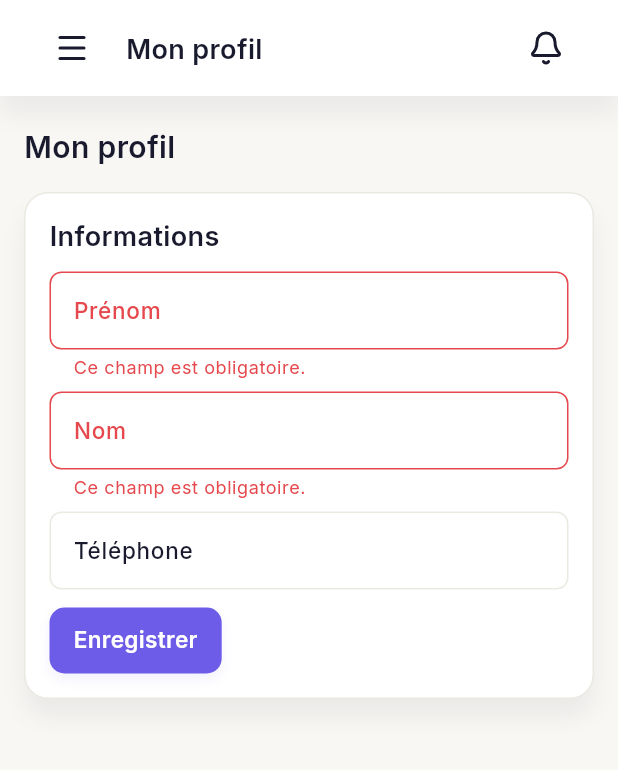
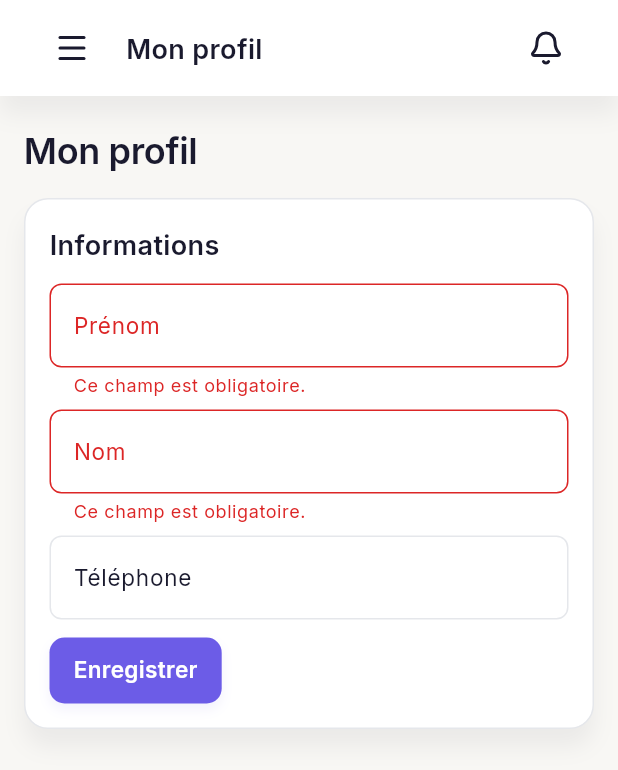
Before and after one commit to AntoineClubSandwich/club-sandwich, a Flutter app: the ProfileScreen screen opened by its route, after a tap on "Enregistrer", on a phone screen of 412 x 824 dp. Shown: the top 770 px of the screen. Run offline on Flutter 3.47's test engine with Material 3 defaults, Android fonts, the phone set to English and light mode, and no system bars; our stand-ins replace audioplayers, csv, file_picker, flutter_riverpod, flutter_svg, go_router and 5 more; missing offline and left inert: file_saver; accounts and stored records are empty; network calls fail; statements that could not run were skipped.

Commit message:
Apply full design-system/CLAUDE.md brief (complete version)
The user supplied a complete, non-truncated design brief (the earlier
paste was cut off mid-file and unusable). Saved it as
design-system/CLAUDE.md for reference and applied it to the Dart
token/component layer:

- ds_colors: success/warning/error/info now use the brief's exact
  base/bg/text triads (e.g. success #34D399/#ECFDF5/#059669) instead
  of the earlier Figma-extracted or invented values — `*` fields hold
  the *text* tone (readable on the pale `*Bg`), `*Hover` holds the
  brief's mid-tone swatch. textSecondary/textDisabled/border updated
  to the brief's exact hex too.
- ds_typography: h2 back to 24px Semibold (was 20 after an earlier,
  less complete pass), body to 15px Regular/24px line-height (was
  Medium/20px), display resized 40->36px w800->w700 with tabular
  figures, added a new statMedium style (24px Bold tabular, "stat
  moyen"), added letterSpacing to h1/h2/display per the brief's em
  values.
- DsBadge/DsStatusChip: dropped their border entirely — "pills
  pleines" (solid bg + colored text), not outline, per rule #9.
- DsCard: added an optional `borderRadius` override (default stays
  16px for stat/content cards) so smaller surfaces that want the
  brief's 12px (quick-action tiles, the filters accordion) don't need
  a second card primitive.
- Admin sidebar nav items: dark variant redesigned from "white card
  per item" to the brief's actual spec — transparent bg, muted
  #A1A1AA text when unselected, rgba(purple,0.15) tint + white text
  + weight 600 when selected, rgba(white,0.05) hover. Sidebar
  background itself moved from the guessed secondaryMuted (#2D2B55)
  to the brief's explicit #1A1A2E.
- Dashboard hero: swapped the purple-filled banner for a white card
  (border + ambient shadow), ADMIN badge switched to the brief's
  soft-purple-tint pill.
- Maraudes view toggle (Liste/Calendrier): rebuilt as a proper
  segmented control — tinted track, white+shadow active tab — instead
  of a bordered box with a solid-fill selected segment.

Verified via flutter analyze (clean), the full 228-test suite (green),
and a golden-image render of style_guide_screen.dart (no overflow from
the typography resize, pills render correctly without a border).

Co-Authored-By: Claude Sonnet 5 <noreply@anthropic.com>

```diff
--- a/lib/design_system/components/indicators/ds_badge.dart
+++ b/lib/design_system/components/indicators/ds_badge.dart
@@ -1,6 +1,5 @@
 import 'package:flutter/material.dart';
 
-import '../../tokens/ds_borders.dart';
 import '../../tokens/ds_radius.dart';
 import '../../tokens/ds_spacing.dart';
 import '../../tokens/ds_tokens.dart';
@@ -35,10 +34,6 @@ class DsBadge extends StatelessWidget {
       decoration: BoxDecoration(
         color: semantic.background,
         borderRadius: DsRadius.pillRadius,
-        border: Border.all(
-          color: semantic.foreground,
-          width: DsBorders.hairline,
-        ),
       ),
       child: Text(
         label,
--- a/lib/design_system/components/indicators/ds_status_chip.dart
+++ b/lib/design_system/components/indicators/ds_status_chip.dart
@@ -1,6 +1,5 @@
 import 'package:flutter/material.dart';
 
-import '../../tokens/ds_borders.dart';
 import '../../tokens/ds_radius.dart';
 import '../../tokens/ds_spacing.dart';
 import '../../tokens/ds_tokens.dart';
@@ -23,11 +22,11 @@ extension on DsChipStatus {
   };
 }
 
-/// A status pill with an optional colored dot — for showing where an
-/// entity (a maraude, an invitation, a document...) sits in its
-/// lifecycle. Unlike [DsBadge], it carries a visible border and an
-/// (optional) dot indicator, since it represents *state* rather than a
-/// static tag.
+/// A status pill — solid tint background, no border ("pills pleines" per
+/// design-system/CLAUDE.md) — with an optional colored dot, for showing
+/// where an entity (a maraude, an invitation, a document...) sits in its
+/// lifecycle. Unlike [DsBadge], it carries the dot indicator, since it
+/// represents *state* rather than a static tag.
 class DsStatusChip extends StatelessWidget {
   const DsStatusChip({
     super.key,
@@ -54,10 +53,6 @@ class DsStatusChip extends StatelessWidget {
       decoration: BoxDecoration(
         color: semantic.background,
         borderRadius: DsRadius.pillRadius,
-        border: Border.all(
-          color: semantic.foreground,
-          width: DsBorders.hairline,
-        ),
       ),
       child: Row(
         mainAxisSize: MainAxisSize.min,
--- a/lib/design_system/components/surfaces/ds_card.dart
+++ b/lib/design_system/components/surfaces/ds_card.dart
@@ -20,12 +20,19 @@ class DsCard extends StatelessWidget {
     this.padding = const EdgeInsets.all(DsSpacing.lg),
     this.onTap,
     this.elevated = false,
+    this.borderRadius = DsRadius.xlRadius,
   });
 
   final Widget child;
   final EdgeInsetsGeometry padding;
   final VoidCallback? onTap;
   final bool elevated;
+
+  /// Defaults to [DsRadius.xlRadius] (16px — stat/content cards). Some
+  /// smaller surfaces (quick-action tiles, filter accordions) want the
+  /// tighter [DsRadius.lgRadius] (12px) instead; override explicitly
+  /// rather than introducing a second card primitive for that.
+  final BorderRadius borderRadius;
 
   @override
   Widget build(BuildContext context) {
@@ -45,7 +52,7 @@ class DsCard extends StatelessWidget {
           padding: padding,
           decoration: BoxDecoration(
             color: colors.surface,
-            borderRadius: DsRadius.xlRadius,
+            borderRadius: borderRadius,
             border: Border.all(color: colors.border),
             boxShadow: pressed ? const [] : shadow,
           ),
--- a/lib/design_system/tokens/ds_colors.dart
+++ b/lib/design_system/tokens/ds_colors.dart
@@ -2,11 +2,10 @@ import 'package:flutter/painting.dart';
 
 /// Color tokens for the Club Sandwich design system — "Bento Soft Modern":
 /// a warm off-white canvas, white cards, a single saturated purple brand
-/// accent, and soft low-opacity tints for everything else. Extracted
-/// directly from the Figma "Bento Soft Modern" reference (page
-/// "05 - Inspiration"), not invented — except `error`/`info`, which have
-/// no swatch in that reference and were chosen to match its low-saturation
-/// character (flag for design confirmation if precision matters later).
+/// accent, and soft low-opacity tints for everything else. Values come
+/// from the project's `design-system/CLAUDE.md` brief (the authoritative
+/// source where it's explicit); a handful of tints/hovers not spelled out
+/// there are still derived from the initial Figma extraction.
 class DsColorTokens {
   const DsColorTokens({
     required this.primary,
@@ -125,25 +124,30 @@ class DsColorTokens {
     canvas: Color(0xFFF8F7F4),
     surface: Color(0xFFFFFFFF),
     surfaceElevated: Color(0xFFFFFFFF),
-    border: Color(0xFFEAE9E2),
+    border: Color(0xFFE5E7EB),
     borderSubtle: Color(0xFFF1EFEB),
     borderFocus: Color(0xFF6C5CE7),
     borderStrong: Color(0xFF1A1A2E),
-    success: Color(0xFF00D2A0),
-    successBg: Color(0x1400D2A0), // success @ ~8%
-    successHover: Color(0xFF00B489),
-    warning: Color(0xFFFFC857),
-    warningBg: Color(0x14FFC857), // warning @ ~8%
-    warningHover: Color(0xFFE6B24E),
-    error: Color(0xFFE5484D),
-    errorBg: Color(0x14E5484D), // error @ ~8%
-    errorHover: Color(0xFFCC3F44),
-    info: Color(0xFF5B8DEF),
-    infoBg: Color(0x145B8DEF), // info @ ~8%
-    infoHover: Color(0xFF4A78D6),
+    // Functional colors: `success`/`warning`/`error`/`info` hold the
+    // *text/icon* tone (readable on the pale `*Bg`), not the mid-tone
+    // swatch from the design brief — that mid-tone lives in `*Hover`
+    // instead, since it reads well as a hover/pressed accent between the
+    // two.
+    success: Color(0xFF059669),
+    successBg: Color(0xFFECFDF5),
+    successHover: Color(0xFF34D399),
+    warning: Color(0xFFD97706),
+    warningBg: Color(0xFFFFFBEB),
+    warningHover: Color(0xFFFBBF24),
+    error: Color(0xFFDC2626),
+    errorBg: Color(0xFFFEF2F2),
+    errorHover: Color(0xFFEF4444),
+    info: Color(0xFF2563EB),
+    infoBg: Color(0xFFEFF6FF),
+    infoHover: Color(0xFF60A5FA),
     textPrimary: Color(0xFF1A1A2E),
-    textSecondary: Color(0xFF5B5A6E),
-    textDisabled: Color(0xFF9E9DA8),
+    textSecondary: Color(0xFF6B7280),
+    textDisabled: Color(0xFF9CA3AF),
     textOnColor: Color(0xFFFFFFFF),
     neutralHoverOverlay: Color(0x081A1A2E), // ink @ ~3%
     neutralPressedOverlay: Color(0x0F1A1A2E), // ink @ ~6%
--- a/lib/design_system/tokens/ds_typography.dart
+++ b/lib/design_system/tokens/ds_typography.dart
@@ -3,7 +3,8 @@ import 'package:flutter/material.dart';
 import 'ds_colors.dart';
 
 /// Typography scale for the Club Sandwich design system — "Bento Soft
-/// Modern".
+/// Modern". Sizes/weights/line-heights/tracking come from
+/// `design-system/CLAUDE.md`.
 ///
 /// Backed by Inter (bundled as a variable font in `assets/fonts/`, SIL
 /// Open Font License) for every text role — hierarchy comes purely from
@@ -21,14 +22,25 @@ abstract final class DsTypography {
   /// editing; hierarchy in this style comes from weight, not a second face.
   static const String displayFontFamily = 'Inter';
 
-  /// Large, high-impact figures — KPI values, hero stats. Distinct from
-  /// the headline slots because it's meant for a single short number/word,
-  /// not a wrapping line.
+  /// "Stat large" — the biggest KPI/hero figure on a page. Tabular figures
+  /// so a run of digits doesn't jitter in width as it updates.
   static const TextStyle display = TextStyle(
     fontFamily: fontFamily,
-    fontSize: 40,
-    height: 44 / 40,
-    fontWeight: FontWeight.w800,
+    fontSize: 36,
+    height: 40 / 36,
+    fontWeight: FontWeight.w700,
+    letterSpacing: -0.72, // -0.02em
+    fontFeatures: [FontFeature.tabularFigures()],
+  );
+
+  /// "Stat moyen" — a secondary/smaller KPI figure, same tabular-numeral
+  /// treatment as [display] at a lower size.
+  static const TextStyle statMedium = TextStyle(
+    fontFamily: fontFamily,
+    fontSize: 24,
+    height: 28 / 24,
+    fontWeight: FontWeight.w700,
+    fontFeatures: [FontFeature.tabularFigures()],
   );
 
   static const TextStyle h1 = TextStyle(
@@ -36,33 +48,36 @@ abstract final class DsTypography {
     fontSize: 32,
     height: 40 / 32,
     fontWeight: FontWeight.w700,
+    letterSpacing: -0.64, // -0.02em
   );
 
   /// Card/entity title.
   static const TextStyle h2 = TextStyle(
     fontFamily: fontFamily,
-    fontSize: 20,
-    height: 28 / 20,
+    fontSize: 24,
+    height: 32 / 24,
     fontWeight: FontWeight.w600,
+    letterSpacing: -0.24, // -0.01em
   );
 
   /// Section title.
   static const TextStyle h3 = TextStyle(
     fontFamily: fontFamily,
     fontSize: 18,
-    height: 24 / 18,
+    height: 28 / 18,
     fontWeight: FontWeight.w600,
   );
 
-  /// Button labels, active nav item text.
+  /// Button labels, active nav item text, default body copy.
   static const TextStyle body = TextStyle(
     fontFamily: fontFamily,
     fontSize: 15,
-    height: 20 / 15,
-    fontWeight: FontWeight.w500,
+    height: 24 / 15,
+    fontWeight: FontWeight.w400,
   );
 
-  /// Nav labels, names — a step down from [body].
+  /// Nav labels, names — a step down from [body]. Not part of the
+  /// design-system/CLAUDE.md scale; kept at its prior size/weight.
   static const TextStyle label = TextStyle(
     fontFamily: fontFamily,
     fontSize: 14,
@@ -70,20 +85,23 @@ abstract final class DsTypography {
     fontWeight: FontWeight.w500,
   );
 
-  /// Meta text (dates, secondary line under a title).
+  /// "Body small" — meta text (dates, secondary line under a title).
   static const TextStyle meta = TextStyle(
     fontFamily: fontFamily,
     fontSize: 13,
-    height: 18 / 13,
-    fontWeight: FontWeight.w500,
+    height: 20 / 13,
+    fontWeight: FontWeight.w400,
   );
 
-  /// Uppercase micro-labels (stat titles, section eyebrows).
+  /// "Label" — uppercase micro-labels (stat titles, section eyebrows).
+  /// Callers apply `.toUpperCase()` to the string themselves; `TextStyle`
+  /// has no built-in text-transform.
   static const TextStyle caption = TextStyle(
     fontFamily: fontFamily,
-    fontSize: 12,
-    height: 16 / 12,
-    fontWeight: FontWeight.w600,
+    fontSize: 11,
+    height: 16 / 11,
+    fontWeight: FontWeight.w500,
+    letterSpacing: 0.55, // 0.05em
   );
 
   /// Smallest text — status chip labels, inline email/meta.
--- a/lib/features/concerts/presentation/concerts_screen.dart
+++ b/lib/features/concerts/presentation/concerts_screen.dart
@@ -6,6 +6,7 @@ import 'package:club_sandwich/design_system/components/inputs/ds_filter_chip.dar
 import 'package:club_sandwich/design_system/components/inputs/ds_text_field.dart';
 import 'package:club_sandwich/design_system/components/surfaces/ds_card.dart';
 import 'package:club_sandwich/design_system/icons/ds_icons.dart';
+import 'package:club_sandwich/design_system/tokens/ds_radius.dart';
 import 'package:club_sandwich/design_system/tokens/ds_spacing.dart';
 import 'package:club_sandwich/design_system/tokens/ds_theme.dart';
 import 'package:club_sandwich/design_system/tokens/ds_tokens.dart';
@@ -335,6 +336,7 @@ class _ConcertFilters extends StatelessWidget {
     final colors = tokens.colors;
     return DsCard(
       padding: EdgeInsets.zero,
+      borderRadius: DsRadius.lgRadius,
       child: ExpansionTile(
         key: const ValueKey('concert-filters'),
         leading: Icon(DsIcons.filter, color: colors.textPrimary),
--- a/lib/features/concerts/presentation/maraude_calendar.dart
+++ b/lib/features/concerts/presentation/maraude_calendar.dart
@@ -47,9 +47,8 @@ class MaraudeViewToolbar extends StatelessWidget {
       key: selectorKey,
       padding: const EdgeInsets.all(4),
       decoration: BoxDecoration(
-        color: colors.surface,
-        borderRadius: DsRadius.smRadius,
-        border: Border.all(color: colors.border, width: DsBorders.standard),
+        color: colors.secondarySelectedBg,
+        borderRadius: DsRadius.lgRadius,
       ),
       child: Row(
         mainAxisSize: MainAxisSize.min,
@@ -116,9 +115,9 @@ class _ViewModeSegment extends StatelessWidget {
       onTap: onTap,
       builder: (context, state) {
         final background = selected
-            ? colors.primary
+            ? colors.surface
             : (state.hovered ? colors.neutralHoverOverlay : Colors.transparent);
-        final foreground = selected ? colors.textOnColor : colors.textPrimary;
+        final foreground = selected ? colors.primary : colors.textSecondary;
         return AnimatedContainer(
           duration: DsMotion.standard,
           curve: DsMotion.curve,
@@ -129,7 +128,7 @@ class _ViewModeSegment extends StatelessWidget {
           decoration: BoxDecoration(
             color: background,
             borderRadius: DsRadius.smRadius,
-            boxShadow: selected ? DsShadows.accent(colors.primary) : null,
+            boxShadow: selected ? DsShadows.ambient(colors.textPrimary) : null,
           ),
           child: Row(
             mainAxisSize: MainAxisSize.min,
@@ -140,7 +139,7 @@ class _ViewModeSegment extends StatelessWidget {
                 label,
                 style: DsTypography.caption.copyWith(
                   color: foreground,
-                  fontWeight: FontWeight.w800,
+                  fontWeight: FontWeight.w700,
                 ),
               ),
             ],
--- a/lib/features/dashboard/presentation/dashboard_screen.dart
+++ b/lib/features/dashboard/presentation/dashboard_screen.dart
@@ -656,9 +656,10 @@ class _DashboardHero extends StatelessWidget {
     return Container(
       padding: const EdgeInsets.all(DsSpacing.xl),
       decoration: BoxDecoration(
-        color: colors.primary,
-        borderRadius: DsRadius.xxlRadius,
-        boxShadow: DsShadows.ambientElevated(colors.textPrimary),
+        color: colors.surface,
+        borderRadius: DsRadius.xlRadius,
+        border: Border.all(color: colors.border),
+        boxShadow: DsShadows.ambient(colors.textPrimary),
       ),
       child: LayoutBuilder(
         builder: (context, constraints) {
@@ -669,14 +670,14 @@ class _DashboardHero extends StatelessWidget {
             children: [
               Text(
                 greeting.toUpperCase(),
-                style: DsTypography.h1.copyWith(color: colors.textOnColor),
+                style: DsTypography.h1.copyWith(color: colors.textPrimary),
               ),
               const SizedBox(height: DsSpacing.sm),
               Text(
                 '🥪 $summary',
                 style: DsTypography.body.copyWith(
-                  color: colors.textPrimary,
-                  fontWeight: FontWeight.w700,
+                  color: colors.textSecondary,
+                  fontWeight: FontWeight.w500,
                 ),
               ),
             ],
@@ -707,9 +708,8 @@ class _DashboardHero extends StatelessWidget {
   }
 }
 
-/// The "ADMIN" role pill in the dashboard hero. White fill (not a new
-/// saturated brand color) so it reads clearly against the orange banner
-/// without introducing an accent outside the established palette.
+/// The "ADMIN" role pill in the dashboard hero — a soft purple-tinted
+/// pill, per design-system/CLAUDE.md.
 class _AdminHeroBadge extends StatelessWidget {
   const _AdminHeroBadge();
 
@@ -723,9 +723,8 @@ class _AdminHeroBadge extends StatelessWidget {
         vertical: DsSpacing.sm,
       ),
       decoration: BoxDecoration(
-        color: colors.surface,
+        color: colors.primarySelectedBg,
         borderRadius: DsRadius.pillRadius,
-        boxShadow: DsShadows.accent(colors.primary),
       ),
       child: Text(
         'ADMIN',
@@ -852,6 +851,7 @@ class _QuickActionTile extends StatelessWidget {
     if (!isPrimary) {
       return DsCard(
         onTap: onTap,
+        borderRadius: DsRadius.lgRadius,
         child: Row(
           mainAxisSize: MainAxisSize.min,
           children: [
@@ -886,7 +886,7 @@ class _QuickActionTile extends StatelessWidget {
             ),
             decoration: BoxDecoration(
               color: colors.primary,
-              borderRadius: DsRadius.mdRadius,
+              borderRadius: DsRadius.lgRadius,
               boxShadow: state.pressed ? const [] : shadow,
             ),
             child: Row(
--- a/lib/shared/widgets/app_shell.dart
+++ b/lib/shared/widgets/app_shell.dart
@@ -444,11 +444,11 @@ String _accountInitial(String label) {
   return normalizedLabel.isEmpty ? '?' : normalizedLabel[0].toUpperCase();
 }
 
-/// Desktop sidebar. [dark] switches between the admin-only treatment (a
-/// deep, softened indigo — [DsColorTokens.secondaryMuted], not a stark
-/// black — plus mascot widget + "ADMIN" badge) and the plain canvas
-/// treatment used by every other role — same [_AppDestination] route
-/// list and navigation behavior either way, only the visuals differ.
+/// Desktop sidebar. [dark] switches between the admin-only treatment
+/// (deep indigo [DsColorTokens.secondary] background, muted nav-item
+/// text, mascot widget + "ADMIN" badge) and the plain canvas treatment
+/// used by every other role — same [_AppDestination] route list and
+/// navigation behavior either way, only the visuals differ.
 class _DsSidebar extends StatelessWidget {
   const _DsSidebar({
     required this.dark,
@@ -473,7 +473,7 @@ class _DsSidebar extends StatelessWidget {
       key: AppShell.desktopSidebarKey,
       width: 280,
       decoration: BoxDecoration(
-        color: dark ? colors.secondaryMuted : colors.canvas,
+        color: dark ? colors.secondary : colors.canvas,
         border: Border(
           right: BorderSide(color: colors.border, width: DsBorders.hairline),
         ),
@@ -559,9 +559,10 @@ class _DsNavItem extends StatelessWidget {
   final bool selected;
   final VoidCallback onTap;
 
-  /// Whether this item sits on the deep-indigo admin sidebar (unselected
-  /// items render as white cards) versus the plain canvas sidebar/drawer
-  /// (unselected items are transparent with a subtle hover tint).
+  /// Whether this item sits on the dark admin sidebar (transparent bg,
+  /// muted light-gray text, soft purple tint when selected) versus the
+  /// plain canvas sidebar/drawer (solid fill when selected, subtle hover
+  /// tint when not).
   final bool dark;
 
   @override
@@ -572,18 +573,26 @@ class _DsNavItem extends StatelessWidget {
     return DsPressable(
       onTap: onTap,
       builder: (context, state) {
-        final background = selected
-            ? colors.primary
-            : dark
-            // Always white, never the sidebar's own tint on hover — that
-            // would make the item blend into the background instead of
-            // standing out.
-            ? colors.surface
-            : (state.hovered ? colors.neutralHoverOverlay : Colors.transparent);
-        final foreground = selected ? colors.textOnColor : colors.textPrimary;
-        final unselectedHoverShadow = dark && state.hovered && !selected
-            ? DsShadows.ambient(colors.textPrimary)
-            : null;
+        final Color background;
+        final Color foreground;
+        final FontWeight weight;
+        if (dark) {
+          background = selected
+              ? colors.primary.withValues(alpha: 0.15)
+              : (state.hovered
+                    ? Colors.white.withValues(alpha: 0.05)
+                    : Colors.transparent);
+          foreground = selected ? Colors.white : _sidebarMutedText;
+          weight = selected ? FontWeight.w600 : FontWeight.w500;
+        } else {
+          background = selected
+              ? colors.primary
+              : (state.hovered
+                    ? colors.neutralHoverOverlay
+                    : Colors.transparent);
+          foreground = selected ? colors.textOnColor : colors.textPrimary;
+          weight = FontWeight.w800;
+        }
 
         return Semantics(
           selected: selected,
@@ -600,9 +609,9 @@ class _DsNavItem extends StatelessWidget {
             decoration: BoxDecoration(
               color: background,
               borderRadius: DsRadius.mdRadius,
-              boxShadow: selected
+              boxShadow: !dark && selected
                   ? DsShadows.accent(colors.primary)
-                  : unselectedHoverShadow,
+                  : null,
             ),
             child: Row(
               children: [
@@ -613,7 +622,7 @@ class _DsNavItem extends StatelessWidget {
                     label,
                     style: DsTypography.body.copyWith(
                       color: foreground,
-                      fontWeight: FontWeight.w800,
+                      fontWeight: weight,
                     ),
                   ),
                 ),
@@ -625,6 +634,11 @@ class _DsNavItem extends StatelessWidget {
     );
   }
 }
+
+/// Muted nav-item text on the dark admin sidebar — not a general-purpose
+/// token since it's only meaningful against [DsColorTokens.secondary]'s
+/// near-black; kept local rather than added to the global palette.
+const _sidebarMutedText = Color(0xFFA1A1AA);
 
 /// Decorative mascot widget in the admin sidebar. The "Personnaliser"
 /// button is intentionally disabled — no mascot-customization feature
```
Also changed, not shown: 1 other file.
